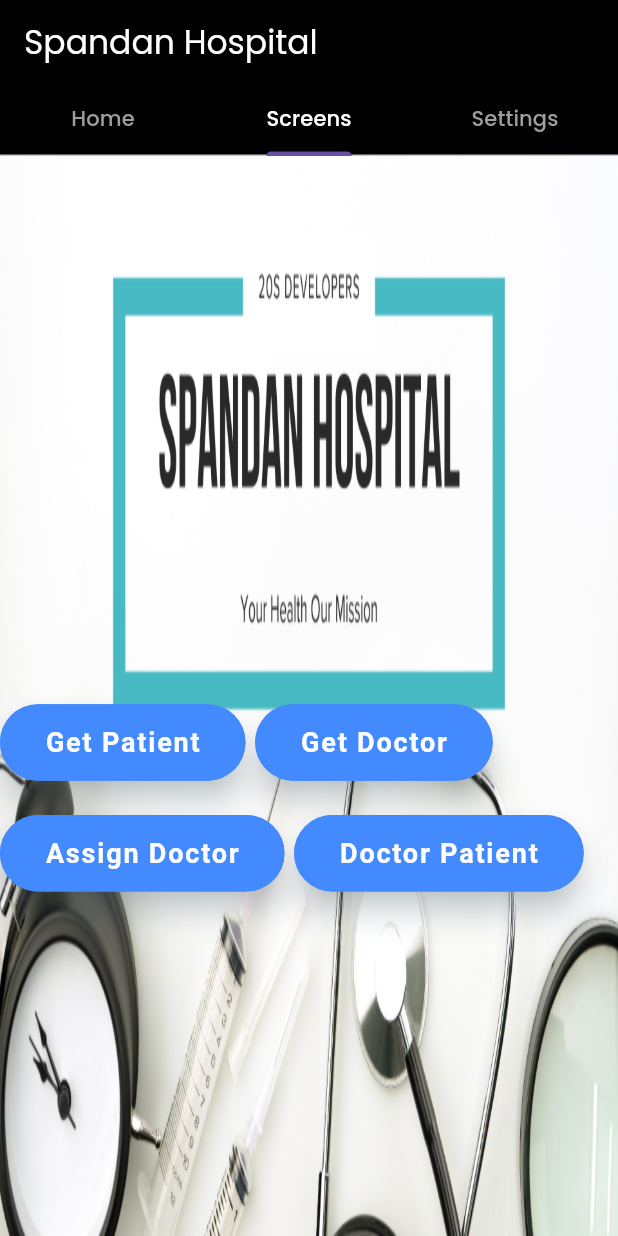
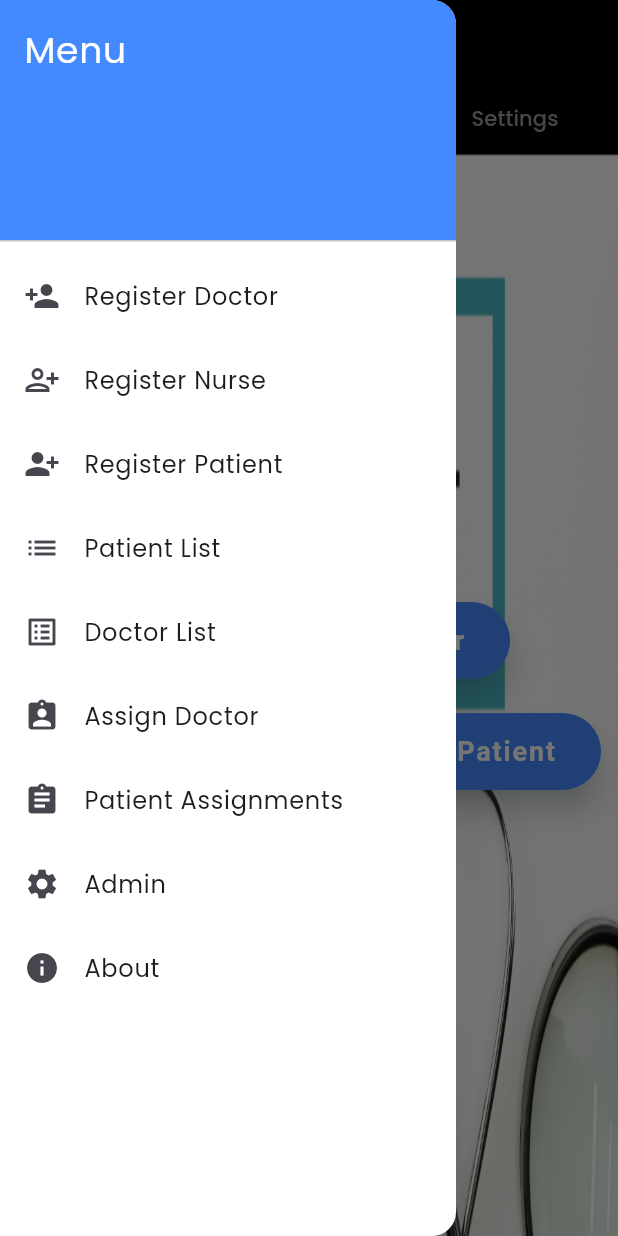
Before and after one commit to Aadarsh-Mane/doctordesktop, a Flutter app: the screen it shows after launch, tab 2 chosen, with the side drawer open (before the commit the screen has no drawer), on a phone screen of 412 x 824 dp. Run offline on Flutter 3.47's test engine with Material 3 defaults, Android fonts, the phone set to English and light mode, and no system bars; our stand-ins replace flutter_screenutil, google_fonts; network calls fail.

Commit message:
added admin

```diff
--- a/lib/main.dart
+++ b/lib/main.dart
@@ -1,3 +1,4 @@
+import 'package:doctordesktop/screens/Admin/AdminAuthDialog.dart';
 import 'package:doctordesktop/screens/AssignDoctor.dart';
 import 'package:doctordesktop/screens/Doctor/fetchDoctor.dart';
 import 'package:doctordesktop/screens/DoctorRegister.dart';
@@ -17,7 +18,7 @@
   @override
   Widget build(BuildContext context) {
     return ScreenUtilInit(
-      designSize: Size(1920, 1080), // Set screen size for responsive scaling
+      designSize: Size(1920, 1080),
       builder: (context, child) {
         return MaterialApp(
           title: 'Flutter Windows App',
@@ -39,12 +40,12 @@
 
 class _HomeScreenState extends State<HomeScreen>
     with SingleTickerProviderStateMixin {
-  TabController? _tabController; // Tab controller for TabBar
+  TabController? _tabController;
 
   @override
   void initState() {
     super.initState();
-    _tabController = TabController(length: 3, vsync: this); // Number of tabs
+    _tabController = TabController(length: 3, vsync: this);
   }
 
   @override
@@ -61,69 +62,172 @@
         title: Text(
           'Spandan Hospital',
           style: TextStyle(
-            color: Colors.white, // Text color for the AppBar title
+            color: Colors.white,
           ),
         ),
         bottom: TabBar(
-          labelColor: Colors.white, // Color for the selected tab text
-          unselectedLabelColor: Colors.grey, // Color for unselected tab tex
+          labelColor: Colors.white,
+          unselectedLabelColor: Colors.grey,
           controller: _tabController,
           tabs: [
             Tab(text: 'Home'),
             Tab(text: 'Screens'),
-            Tab(text: 'Settings'), // Example tab
+            Tab(text: 'Settings'),
           ],
         ),
       ),
+      drawer: _buildDrawer(context),
       body: TabBarView(
         controller: _tabController,
         children: [
-          _homeTab(), // Home tab content
-          _screensTab(), // Screens tab content
-          _settingsTab(), // Settings tab content
+          _homeTab(),
+          _screensTab(),
+          _settingsTab(),
         ],
       ),
     );
   }
 
-  // Home tab content
+  // Drawer widget
+  Widget _buildDrawer(BuildContext context) {
+    return Drawer(
+      backgroundColor: Colors.white,
+      child: ListView(
+        padding: EdgeInsets.zero,
+        children: [
+          DrawerHeader(
+            decoration: BoxDecoration(color: Colors.blueAccent),
+            child: Text(
+              'Menu',
+              style: TextStyle(
+                color: Colors.white,
+                fontSize: 24,
+              ),
+            ),
+          ),
+          ListTile(
+            leading: Icon(Icons.person_add),
+            title: Text('Register Doctor'),
+            onTap: () {
+              Navigator.push(
+                context,
+                MaterialPageRoute(builder: (context) => DoctorRegisterScreen()),
+              );
+            },
+          ),
+          ListTile(
+            leading: Icon(Icons.person_add_alt),
+            title: Text('Register Nurse'),
+            onTap: () {
+              Navigator.push(
+                context,
+                MaterialPageRoute(builder: (context) => NurseRegisterScreen()),
+              );
+            },
+          ),
+          ListTile(
+            leading: Icon(Icons.person_add_alt_1),
+            title: Text('Register Patient'),
+            onTap: () {
+              Navigator.push(
+                context,
+                MaterialPageRoute(builder: (context) => PatientAddScreen()),
+              );
+            },
+          ),
+          ListTile(
+            leading: Icon(Icons.list),
+            title: Text('Patient List'),
+            onTap: () {
+              Navigator.push(
+                context,
+                MaterialPageRoute(builder: (context) => PatientListScreen()),
+              );
+            },
+          ),
+          ListTile(
+            leading: Icon(Icons.list_alt),
+            title: Text('Doctor List'),
+            onTap: () {
+              Navigator.push(
+                context,
+                MaterialPageRoute(builder: (context) => DoctorListScreen()),
+              );
+            },
+          ),
+          // New Screens
+          ListTile(
+            leading: Icon(Icons.assignment_ind),
+            title: Text('Assign Doctor'),
+            onTap: () {
+              Navigator.push(
+                context,
+                MaterialPageRoute(builder: (context) => AssignDoctorScreen()),
+              );
+            },
+          ),
+          ListTile(
+            leading: Icon(Icons.assignment),
+            title: Text('Patient Assignments'),
+            onTap: () {
+              Navigator.push(
+                context,
+                MaterialPageRoute(
+                    builder: (context) => PatientAssignmentScreen()),
+              );
+            },
+          ),
+          ListTile(
+            leading: Icon(Icons.settings),
+            title: Text('Admin'),
+            onTap: () {
+              // Add functionality if needed
+              showDialog(
+                context: context,
+                builder: (context) => AdminAuthDialog(),
+              );
+            },
+          ),
+          ListTile(
+            leading: Icon(Icons.info),
+            title: Text('About'),
+            onTap: () {
+              // Add functionality if needed
+            },
+          ),
+        ],
+      ),
+    );
+  }
+
   Widget _homeTab() {
     return Stack(
       children: [
-        // Background Image
         Container(
           decoration: BoxDecoration(
             image: DecorationImage(
-              image: AssetImage('assets/images/span.png'), // Background image
+              image: AssetImage('assets/images/span.png'),
               fit: BoxFit.fill,
             ),
           ),
         ),
-        // Content
         Center(
           child: Column(
             mainAxisAlignment: MainAxisAlignment.center,
             children: [
-              Text(
-                'Welcome to the Flutter Windows App',
-                style: TextStyle(
-                  color: Colors.white,
-                  fontSize: 32.sp,
-                  fontWeight: FontWeight.bold,
-                ),
-              ),
-              SizedBox(height: 30.h),
-              // Individual Buttons
+              // Text(
+              //   'Welcome to the Flutter Windows App',
+              //   style: TextStyle(
+              //     color: Colors.white,
+              //     fontSize: 32.sp,
+              //     fontWeight: FontWeight.bold,
+              //   ),
+              // ),
+              SizedBox(height: 180.h),
               Wrap(
                 spacing: 100.w,
                 runSpacing: 30.h,
                 children: [
-                  Container(
-                    padding: EdgeInsets.only(top: 90, right: 90),
-                  ),
-                  SizedBox(
-                    width: 220,
-                  ),
                   ElevatedButton(
                     onPressed: () {
                       Navigator.push(
@@ -155,7 +259,7 @@
                       );
                     },
                     style: _buttonStyle(),
-                    child: Text('Patient  Register', style: _buttonTextStyle()),
+                    child: Text('Patient Register', style: _buttonTextStyle()),
                   ),
                 ],
               ),
@@ -166,12 +270,11 @@
     );
   }
 
-  // Screens tab content with buttons
   Widget _screensTab() {
     return Container(
       decoration: BoxDecoration(
         image: DecorationImage(
-          image: AssetImage('assets/images/span.png'), // Background image
+          image: AssetImage('assets/images/span.png'),
           fit: BoxFit.fill,
         ),
       ),
@@ -180,13 +283,6 @@
           spacing: 30.w,
           runSpacing: 30.h,
           children: [
-            Container(
-              padding: EdgeInsets.only(top: 90, right: 90),
-            ),
-            SizedBox(
-              width: 250,
-            ),
-            // Stylish Buttons with enhanced design
             ElevatedButton(
               onPressed: () {
                 Navigator.push(
@@ -228,110 +324,48 @@
               style: _buttonStyle(),
               child: Text('Doctor Patient', style: _buttonTextStyle()),
             ),
-            // Add more buttons as needed for additional screens
           ],
         ),
       ),
     );
   }
 
+  Widget _settingsTab() {
+    return Container(
+      decoration: BoxDecoration(
+        image: DecorationImage(
+          image: AssetImage('assets/images/sp.png'),
+          fit: BoxFit.fill,
+        ),
+      ),
+      child: Center(),
+    );
+  }
+
   ButtonStyle _buttonStyle() {
     return ElevatedButton.styleFrom(
       foregroundColor: Colors.white,
-      backgroundColor: Colors.blueAccent, // Text color
-      elevation: 8, // Shadow effect
+      backgroundColor: Colors.blueAccent,
+      elevation: 8,
       padding: EdgeInsets.symmetric(vertical: 15, horizontal: 30),
       shape: RoundedRectangleBorder(
-        borderRadius: BorderRadius.circular(30), // Rounded corners
+        borderRadius: BorderRadius.circular(30),
       ),
-      shadowColor: Colors.blueGrey.withOpacity(0.5), // Shadow color
-      textStyle:
-          TextStyle(fontSize: 16, fontWeight: FontWeight.w600), // Text style
+      shadowColor: Colors.blueGrey.withOpacity(0.5),
+      textStyle: TextStyle(fontSize: 16, fontWeight: FontWeight.w600),
     ).copyWith(
       side: MaterialStateProperty.all(
-        BorderSide(color: Colors.blueAccent, width: 2), // Border style
+        BorderSide(color: Colors.blueAccent, width: 2),
       ),
     );
   }
 
   TextStyle _buttonTextStyle() {
     return TextStyle(
-      fontSize: 18, // Adjust the font size for better visibility
-      fontWeight: FontWeight.bold, // Bold font weight for emphasis
-      letterSpacing: 1.2, // Slight letter spacing for readability
-      color: Colors.white, // White text color
+      fontSize: 18,
+      fontWeight: FontWeight.bold,
+      letterSpacing: 1.2,
+      color: Colors.white,
     );
   }
-
-  // Example Settings tab content
-  Widget _settingsTab() {
-    return Container(
-      decoration: BoxDecoration(
-        image: DecorationImage(
-          image: AssetImage('assets/images/sp.png'), // Background image
-          fit: BoxFit.fill,
-        ),
-      ),
-      child: Center(
-          // child: Text(
-          //   style: TextStyle(fontSize: 24.sp, fontWeight: FontWeight.bold),
-          // ),
-          ),
-    );
-  }
-
-  // Button style for reuse
-  // ButtonStyle _buttonStyle1() {
-  //   return ElevatedButton.styleFrom(
-  //     padding: EdgeInsets.symmetric(horizontal: 40.w, vertical: 45.h),
-  //     backgroundColor: Colors.black.withOpacity(0.8),
-  //     shape: RoundedRectangleBorder(borderRadius: BorderRadius.circular(20)),
-  //     shadowColor: Colors.black45,
-  //     elevation: 8,
-  //   );
-  // }
-
-  // Text style for button labels
 }
-
-// Sample screens for each button
-class Screen3 extends StatelessWidget {
-  @override
-  Widget build(BuildContext context) {
-    return _basicScreen('Screen 3');
-  }
-}
-
-class Screen4 extends StatelessWidget {
-  @override
-  Widget build(BuildContext context) {
-    return _basicScreen('Screen 4');
-  }
-}
-
-class Screen5 extends StatelessWidget {
-  @override
-  Widget build(BuildContext context) {
-    return _basicScreen('Screen 5');
-  }
-}
-
-class Screen6 extends StatelessWidget {
-  @override
-  Widget build(BuildContext context) {
-    return _basicScreen('Screen 6');
-  }
-}
-
-// Basic screen widget for each screen
-Widget _basicScreen(String title) {
-  return Scaffold(
-    appBar: AppBar(title: Text(title)),
-    body: Center(
-      child: Text(
-        'This is $title',
-        style: TextStyle(fontSize: 24.sp, fontWeight: FontWeight.bold),
-      ),
-    ),
-  );
-}
```
Also changed, not shown: lib/screens/Admin/AdminAuthDialog.dart (added, +223 -0 lines), pubspec.lock.
